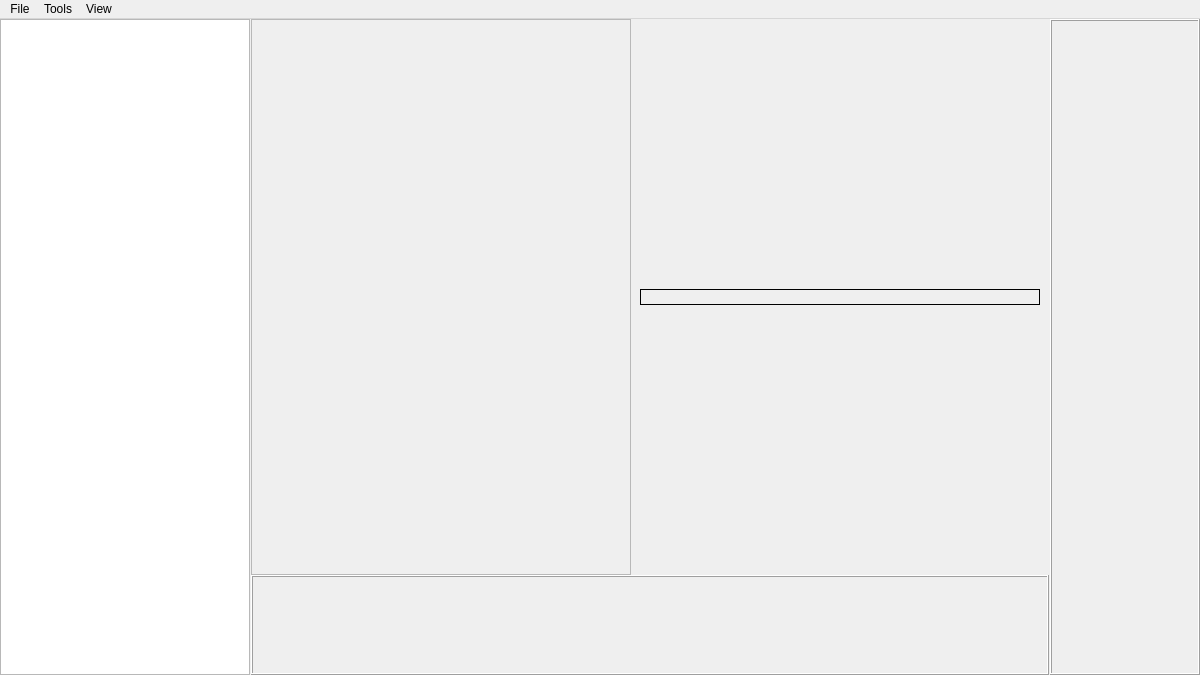
This is main_V2.ui in AnamKwon/MaxBong_project as Qt 5 draws it before an edit. The edited form follows.
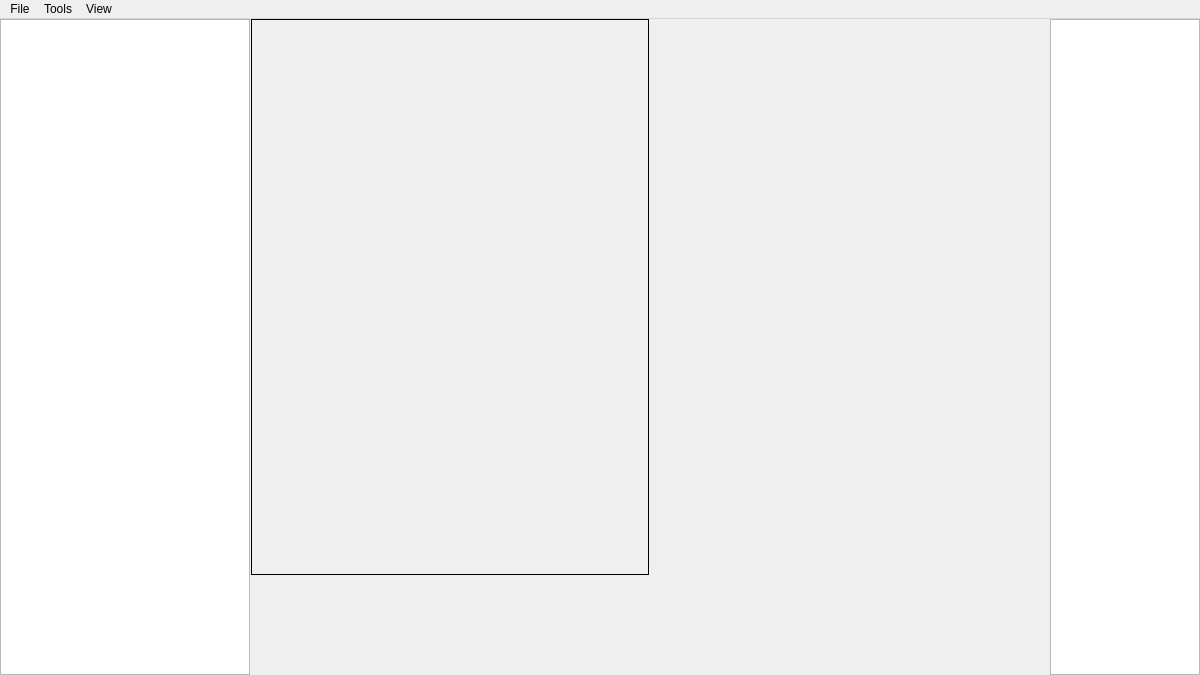
This is the edited form.

Commit message: Ui update and similar img check

Patch:
```diff
--- a/main_V2.ui
+++ b/main_V2.ui
@@ -119,10 +119,23 @@
      </widget>
     </item>
     <item>
+     <widget class="QWidget" name="widget" native="true">
      <layout class="QVBoxLayout" name="Main_layout">
       <property name="spacing">
        <number>0</number>
       </property>
+       <property name="leftMargin">
+        <number>0</number>
+       </property>
+       <property name="topMargin">
+        <number>0</number>
+       </property>
+       <property name="rightMargin">
+        <number>0</number>
+       </property>
+       <property name="bottomMargin">
+        <number>0</number>
+       </property>
       <item>
        <widget class="QFrame" name="horizontalFrame">
         <property name="enabled">
@@ -134,6 +147,9 @@
           <height>100</height>
          </size>
         </property>
+         <property name="frameShape">
+          <enum>QFrame::NoFrame</enum>
+         </property>
         <layout class="QHBoxLayout" name="horizontalLayout">
          <property name="spacing">
           <number>0</number>
@@ -160,6 +176,9 @@
            </property>
            <item>
             <widget class="QScrollArea" name="scrollArea">
+              <property name="frameShape">
+               <enum>QFrame::NoFrame</enum>
+              </property>
              <property name="widgetResizable">
               <bool>true</bool>
              </property>
@@ -168,10 +187,16 @@
                <rect>
                 <x>0</x>
                 <y>0</y>
-                <width>390</width>
-                <height>543</height>
-               </rect>
-              </property>
+                 <width>396</width>
+                 <height>547</height>
+                </rect>
+               </property>
+               <property name="sizePolicy">
+                <sizepolicy hsizetype="Preferred" vsizetype="Preferred">
+                 <horstretch>0</horstretch>
+                 <verstretch>0</verstretch>
+                </sizepolicy>
+               </property>
               <layout class="QHBoxLayout" name="horizontalLayout_2">
                <property name="spacing">
                 <number>0</number>
@@ -190,9 +215,18 @@
                </property>
                <item>
                 <widget class="QLabel" name="Image_V">
+                  <property name="mouseTracking">
+                   <bool>false</bool>
+                  </property>
+                  <property name="frameShape">
+                   <enum>QFrame::Box</enum>
+                  </property>
                  <property name="text">
                   <string/>
                  </property>
+                  <property name="alignment">
+                   <set>Qt::AlignLeading|Qt::AlignLeft|Qt::AlignTop</set>
+                  </property>
                 </widget>
                </item>
               </layout>
@@ -202,11 +236,26 @@
           </layout>
          </item>
          <item>
-          <widget class="QFrame" name="Image_D_H">
+           <widget class="QWidget" name="Image_D_H" native="true">
            <layout class="QHBoxLayout" name="horizontalLayout_3">
+             <property name="spacing">
+              <number>0</number>
+             </property>
             <property name="sizeConstraint">
              <enum>QLayout::SetFixedSize</enum>
             </property>
+             <property name="leftMargin">
+              <number>0</number>
+             </property>
+             <property name="topMargin">
+              <number>0</number>
+             </property>
+             <property name="rightMargin">
+              <number>0</number>
+             </property>
+             <property name="bottomMargin">
+              <number>0</number>
+             </property>
             <item>
              <widget class="QLabel" name="Image_D_V">
               <property name="minimumSize">
@@ -219,7 +268,7 @@
                <bool>true</bool>
               </property>
               <property name="frameShape">
-               <enum>QFrame::Box</enum>
+                <enum>QFrame::NoFrame</enum>
               </property>
               <property name="text">
                <string/>
@@ -233,7 +282,7 @@
        </widget>
       </item>
       <item>
-       <widget class="QFrame" name="File_data">
+        <widget class="QWidget" name="File_data" native="true">
         <property name="minimumSize">
          <size>
           <width>0</width>
@@ -246,18 +295,13 @@
           <height>100</height>
          </size>
         </property>
-        <property name="frameShape">
-         <enum>QFrame::Box</enum>
-        </property>
-        <property name="frameShadow">
-         <enum>QFrame::Raised</enum>
-        </property>
        </widget>
       </item>
      </layout>
+     </widget>
     </item>
     <item>
-     <widget class="QFrame" name="right_layout">
+     <widget class="QWidget" name="right_layout" native="true">
       <property name="minimumSize">
        <size>
         <width>150</width>
@@ -270,12 +314,26 @@
         <height>16777215</height>
        </size>
       </property>
-      <property name="frameShape">
-       <enum>QFrame::Box</enum>
-      </property>
-      <property name="frameShadow">
-       <enum>QFrame::Raised</enum>
-      </property>
+      <layout class="QHBoxLayout" name="horizontalLayout_6">
+       <property name="spacing">
+        <number>0</number>
+       </property>
+       <property name="leftMargin">
+        <number>0</number>
+       </property>
+       <property name="topMargin">
+        <number>0</number>
+       </property>
+       <property name="rightMargin">
+        <number>0</number>
+       </property>
+       <property name="bottomMargin">
+        <number>0</number>
+       </property>
+       <item>
+        <widget class="QListWidget" name="Img_D_V_L"/>
+       </item>
+      </layout>
      </widget>
     </item>
    </layout>
```
Left out of the diff: 8 changed lines with no effect on the pictures. Lines whose indentation alone changed are shown as unchanged. The commit also changes 4 other files.
